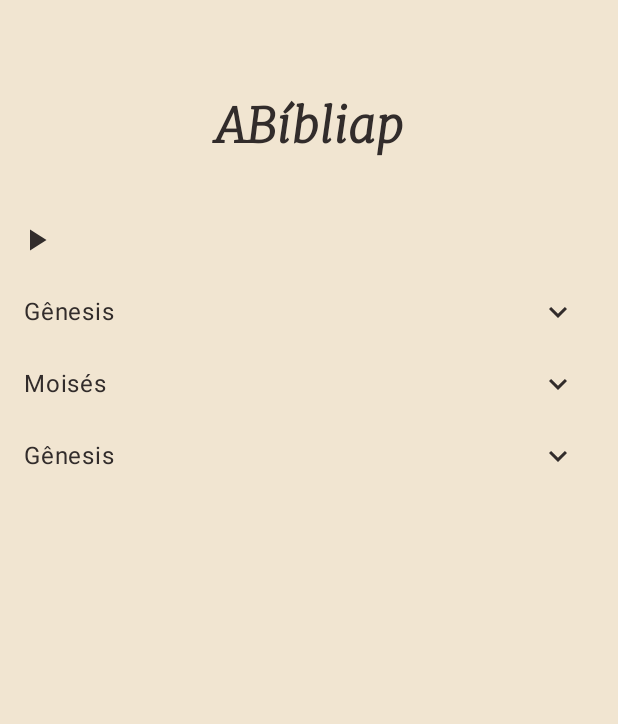
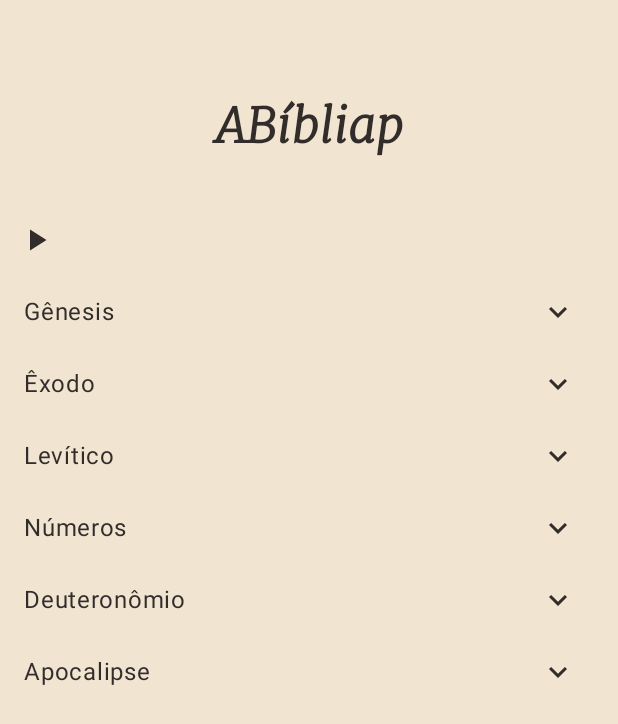
Before and after one commit to Faguim02/ABibliap, an Android app built with Jetpack Compose: the @Preview function previewHomeScreen, on a phone screen of 412 x 824 dp. Shown: the top 724 px of the screen. Run offline under Robolectric (Android 15) with nearby library versions, the phone set to English and light mode, and no system bars.

Commit message:
feat /home/home_components/ChaptersComponent.kt criando a lista de capitulos do livro

```diff
--- a/app/src/main/java/com/guim/abibliap/MainActivity.kt
+++ b/app/src/main/java/com/guim/abibliap/MainActivity.kt
@@ -19,7 +19,7 @@ class MainActivity : ComponentActivity() {
         setContent {
             ABibliapTheme {
                 // A surface container using the 'background' color from the theme
-
+                HomeScreen()
             }
         }
     }
--- a/app/src/main/java/com/guim/abibliap/presentation/home/home_screen/HomeScreen.kt
+++ b/app/src/main/java/com/guim/abibliap/presentation/home/home_screen/HomeScreen.kt
@@ -31,13 +31,59 @@ fun HomeScreen() {
 
     val booksData = listOf<BookData>(
         BookData(
-            name = "Gênesis", group = "", author = "", comment = "", testament = "", abbrev = Abbrev(en = "gn", pt = "gn"), chapters = 50
+            name = "Gênesis",
+            group = "Pentateuco",
+            author = "Moisés",
+            comment = "",
+            testament = "Antigo Testamento",
+            abbrev = Abbrev(en = "gn", pt = "gn"),
+            chapters = 50
         ),
         BookData(
-            name = "Moisés", group = "", author = "", comment = "", testament = "", abbrev = Abbrev(en = "gn", pt = "gn"), chapters = 40
+            name = "Êxodo",
+            group = "Pentateuco",
+            author = "Moisés",
+            comment = "",
+            testament = "Antigo Testamento",
+            abbrev = Abbrev(en = "ex", pt = "ex"),
+            chapters = 40
         ),
         BookData(
-            name = "Gênesis", group = "", author = "", comment = "", testament = "", abbrev = Abbrev(en = "gn", pt = "gn"), chapters = 50
+            name = "Levítico",
+            group = "Pentateuco",
+            author = "Moisés",
+            comment = "",
+            testament = "Antigo Testamento",
+            abbrev = Abbrev(en = "lv", pt = "lv"),
+            chapters = 27
+        ),
+        BookData(
+            name = "Números",
+            group = "Pentateuco",
+            author = "Moisés",
+            comment = "",
+            testament = "Antigo Testamento",
+            abbrev = Abbrev(en = "nm", pt = "nm"),
+            chapters = 36
+        ),
+        BookData(
+            name = "Deuteronômio",
+            group = "Pentateuco",
+            author = "Moisés",
+            comment = "",
+            testament = "Antigo Testamento",
+            abbrev = Abbrev(en = "dt", pt = "dt"),
+            chapters = 34
+        ),
+        // ... omitidos para abreviar o exemplo
+        BookData(
+            name = "Apocalipse",
+            group = "",
+            author = "João",
+            comment = "",
+            testament = "Novo Testamento",
+            abbrev = Abbrev(en = "rv", pt = "ap"),
+            chapters = 22
         )
     )
 
```
Also changed, not shown: app/src/main/java/com/guim/abibliap/presentation/home/home_components/BookComponent.kt (+12 -12 lines), app/src/main/java/com/guim/abibliap/presentation/home/home_components/ChaptersComponent.kt (added, +44 -0 lines), 110 other files.
